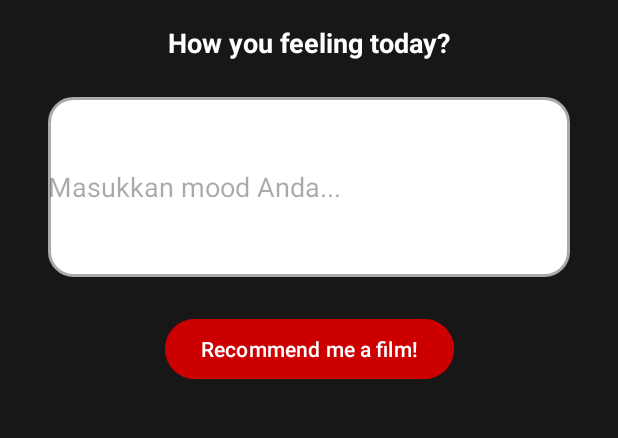
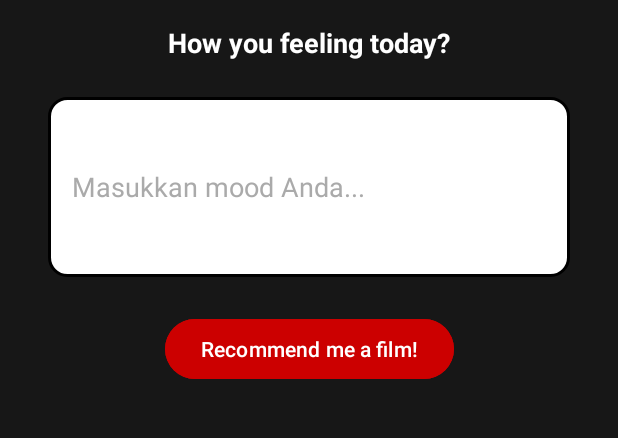
Before and after one commit to foldawgs/Capstone-Bangkit, an Android app: the screen it shows after launch (MainActivity), on a phone screen of 412 x 824 dp, the part 204-642 px from its top. Run offline under Robolectric (Android 15) with nearby library versions, the light colour scheme and no system bars.

Commit message:
improving UI

```diff
--- a/MD/app/build.gradle.kts
+++ b/MD/app/build.gradle.kts
@@ -9,7 +9,7 @@ android {
 
     buildFeatures {
         viewBinding = true
-        buildConfig= true
+        buildConfig = true
 
     }
 
--- a/MD/app/src/main/res/drawable/rounded_edit_text.xml
+++ b/MD/app/src/main/res/drawable/rounded_edit_text.xml
@@ -1,5 +1,5 @@
 <shape xmlns:android="http://schemas.android.com/apk/res/android">
     <solid android:color="@android:color/white" />
-    <corners android:radius="16dp" />
-    <stroke android:width="2dp" android:color="@android:color/darker_gray" />
+    <corners android:radius="12dp" />
+    <stroke android:width="2dp" android:color="@android:color/black" />
 </shape>
--- a/MD/app/src/main/res/layout/activity_main.xml
+++ b/MD/app/src/main/res/layout/activity_main.xml
@@ -19,7 +19,6 @@
         app:layout_constraintEnd_toEndOf="parent"
         android:layout_marginTop="16dp" />
 
-    <!-- Judul -->
     <TextView
         android:id="@+id/tvTitle"
         android:layout_width="wrap_content"
@@ -33,7 +32,6 @@
         app:layout_constraintStart_toStartOf="parent"
         app:layout_constraintEnd_toEndOf="parent" />
 
-    <!-- Input Mood -->
     <EditText
         android:id="@+id/etMood"
         android:layout_width="0dp"
@@ -41,13 +39,15 @@
         android:layout_marginHorizontal="32dp"
         android:layout_marginTop="24dp"
         android:background="@drawable/rounded_edit_text"
-    android:hint="Masukkan mood Anda..."
-    android:textColor="@android:color/black"
-    app:layout_constraintEnd_toEndOf="parent"
-    app:layout_constraintStart_toStartOf="parent"
-    app:layout_constraintTop_toBottomOf="@id/tvTitle" />
+        android:hint="Masukkan mood Anda..."
+        android:textColor="@android:color/black"
+        android:textColorHint="@android:color/darker_gray"
+        android:paddingStart="16dp"
+        android:paddingEnd="16dp"
+        app:layout_constraintEnd_toEndOf="parent"
+        app:layout_constraintStart_toStartOf="parent"
+        app:layout_constraintTop_toBottomOf="@id/tvTitle" />
 
-    <!-- Tombol -->
     <Button
         android:id="@+id/btnSearch"
         android:layout_width="wrap_content"
@@ -55,11 +55,11 @@
         android:layout_marginTop="24dp"
         android:backgroundTint="@android:color/holo_red_dark"
         android:text="Recommend me a film!"
+        android:textColor="@android:color/white"
         app:layout_constraintTop_toBottomOf="@id/etMood"
         app:layout_constraintStart_toStartOf="parent"
         app:layout_constraintEnd_toEndOf="parent" />
 
-    <!-- Loading Indicator -->
     <ProgressBar
         android:id="@+id/progressBar"
         android:layout_width="wrap_content"
--- a/MD/app/src/main/res/layout/item_movie.xml
+++ b/MD/app/src/main/res/layout/item_movie.xml
@@ -5,7 +5,8 @@
     android:layout_height="wrap_content"
     android:layout_margin="8dp"
     app:cardCornerRadius="8dp"
-    app:cardElevation="4dp">
+    app:cardElevation="4dp"
+    app:cardBackgroundColor="@android:color/white">
 
     <LinearLayout
         android:layout_width="match_parent"
@@ -34,7 +35,7 @@
             android:id="@+id/btnImdb"
             android:layout_width="wrap_content"
             android:layout_height="wrap_content"
-            android:backgroundTint="@color/color_logo"
+            android:backgroundTint="@android:color/holo_red_dark"
             android:text="View on IMDb"
             android:textColor="@color/white"
             android:layout_gravity="center_horizontal" />
--- a/MD/app/src/main/res/values-night/themes.xml
+++ b/MD/app/src/main/res/values-night/themes.xml
@@ -1,7 +1,7 @@
-<resources xmlns:tools="http://schemas.android.com/tools">
-    <!-- Base application theme. -->
+<resources>
     <style name="Base.Theme.CineMood" parent="Theme.Material3.DayNight.NoActionBar">
-        <!-- Customize your dark theme here. -->
-        <!-- <item name="colorPrimary">@color/my_dark_primary</item> -->
+        <item name="colorPrimary">#171717</item>
+        <item name="colorPrimaryDark">#171717</item>
     </style>
+
 </resources>
--- a/MD/app/src/main/res/values/themes.xml
+++ b/MD/app/src/main/res/values/themes.xml
@@ -1,7 +1,5 @@
-<resources xmlns:tools="http://schemas.android.com/tools">
-    <!-- Base application theme. -->
+<resources>
     <style name="Base.Theme.CineMood" parent="Theme.Material3.DayNight.NoActionBar">
-        <!-- Customize your light theme here. -->
         <item name="colorPrimary">#171717</item>
         <item name="colorPrimaryDark">#171717</item>
     </style>
```
